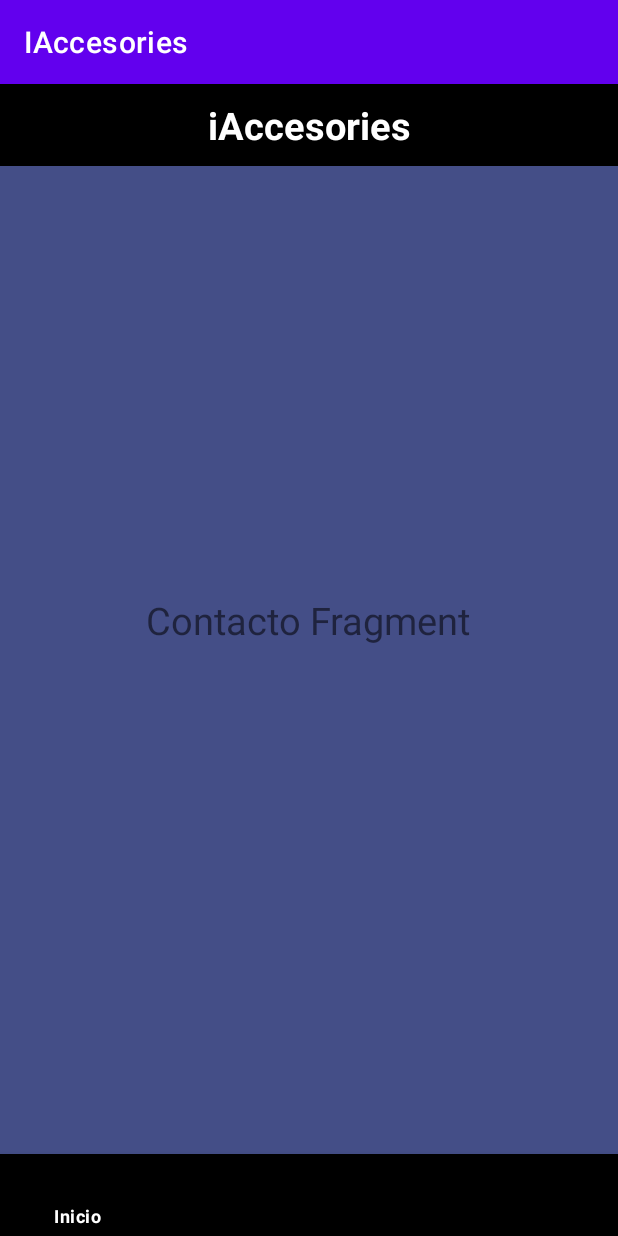
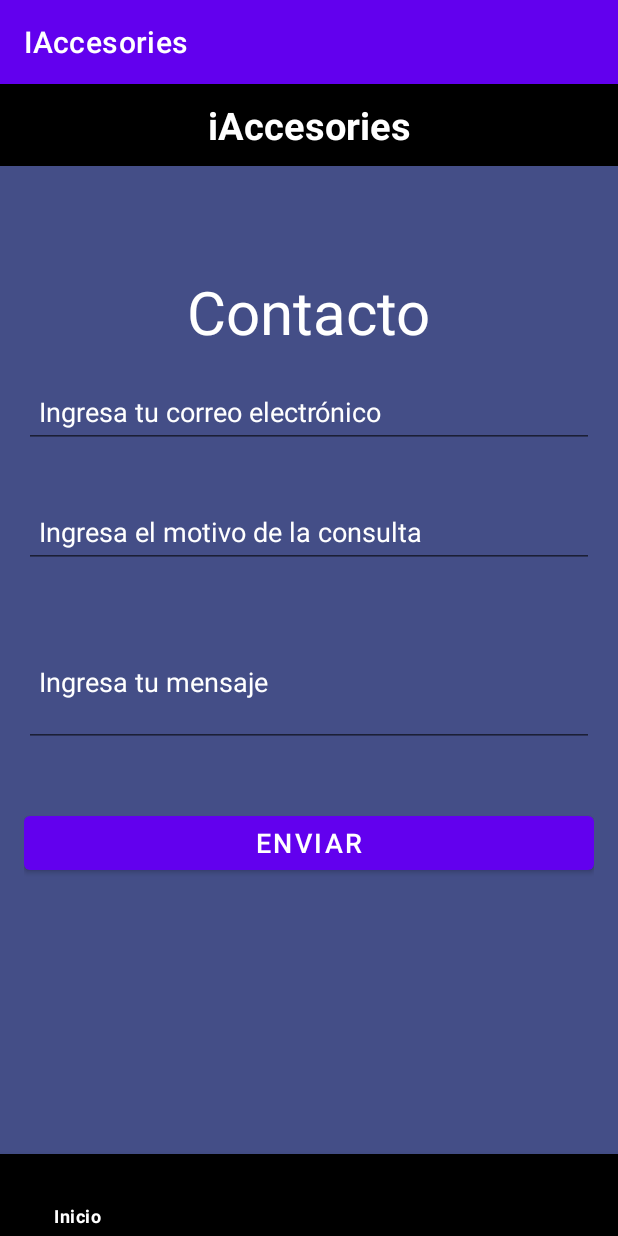
Before and after one commit to JordiHaro/IAccesories, an Android app: the fragment ContactoFragment placed in its activity, on a phone screen of 412 x 824 dp. Run offline under Robolectric (Android 15) with nearby library versions, the phone set to English and light mode, and no system bars; our stand-ins replace Firebase (no records; nobody signed in at launch, a user with empty details on screens opened directly).

Commit message:
commit21: Haciendo la pantalla de contacto parte grafica

```diff
--- a/app/src/main/res/layout/fragment_contacto.xml
+++ b/app/src/main/res/layout/fragment_contacto.xml
@@ -1,16 +1,91 @@
 <?xml version="1.0" encoding="utf-8"?>
-<RelativeLayout xmlns:android="http://schemas.android.com/apk/res/android"
+<RelativeLayout
+    xmlns:android="http://schemas.android.com/apk/res/android"
+    xmlns:app="http://schemas.android.com/apk/res-auto"
     xmlns:tools="http://schemas.android.com/tools"
     android:layout_width="match_parent"
     android:layout_height="match_parent"
-    tools:context=".ForoFragment">
+    tools:context=".ForoFragment"
+    android:background="#444E87">
+
     <TextView
+        android:id="@+id/TV_Titulo"
+        android:layout_width="match_parent"
+        android:layout_height="wrap_content"
+        android:background="@color/black"
+        android:textColor="@color/white"
+        android:textStyle="bold"
+        android:text="iAccesories"
+        android:paddingVertical="10dp"
+        android:gravity="center"
+        android:textSize="25sp" />
+
+    <TextView
+        android:id="@+id/TV_titulcontacto"
         android:layout_width="wrap_content"
         android:layout_height="wrap_content"
-        android:text="Contacto Fragment"
-        android:textSize="25dp"
+        android:layout_below="@+id/TV_Titulo"
         android:layout_centerInParent="true"
-        />
+        android:layout_marginTop="70dp"
+        android:text="Contacto"
+        android:textColor="@color/white"
+        android:textSize="40dp" />
 
+    <LinearLayout
+        android:id="@+id/container"
+        android:layout_width="match_parent"
+        android:layout_height="wrap_content"
+        android:orientation="vertical"
+        android:layout_below="@id/TV_titulcontacto"
+        android:padding="16dp">
+
+        <EditText
+            android:id="@+id/edit_email"
+            android:layout_width="match_parent"
+            android:layout_height="wrap_content"
+            android:inputType="textEmailAddress"
+            android:padding="10dp"
+            android:textColor="@color/white"
+            android:textColorHint="@color/white"
+            android:hint="Ingresa tu correo electrónico"
+            android:layout_marginBottom="16dp"
+            android:minHeight="48dp" />
+
+        <EditText
+            android:id="@+id/edit_subject"
+            android:layout_width="match_parent"
+            android:layout_height="wrap_content"
+            android:inputType="text"
+            android:padding="10dp"
+            android:textColor="@color/white"
+            android:textColorHint="@color/white"
+            android:hint="Ingresa el motivo de la consulta"
+            android:layout_marginBottom="16dp"
+            android:minHeight="48dp"
+            android:layout_marginTop="16dp" />
+
+        <EditText
+            android:id="@+id/edit_message"
+            android:layout_width="match_parent"
+            android:layout_height="wrap_content"
+            android:inputType="textMultiLine"
+            android:minLines="3"
+            android:padding="10dp"
+            android:textColor="@color/white"
+            android:textColorHint="@color/white"
+            android:hint="Ingresa tu mensaje"
+            android:layout_marginBottom="16dp"
+            android:layout_marginTop="16dp" />
+
+        <Button
+            android:id="@+id/btn_send"
+            android:layout_width="match_parent"
+            android:layout_height="wrap_content"
+            android:text="Enviar"
+            android:textColor="#FFFFFF"
+            android:textSize="18sp"
+            android:layout_marginTop="24dp" />
+
+    </LinearLayout>
 
 </RelativeLayout>
```
